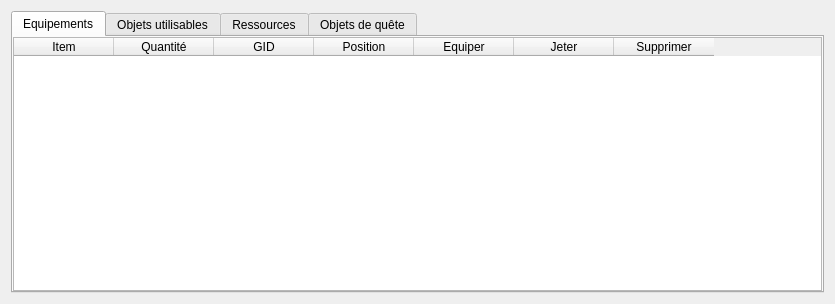
Above: BotDofus/src/gui/main/forms/inventoryform.ui from josuesavy/BotDofus before the change. Below: the same form after it.
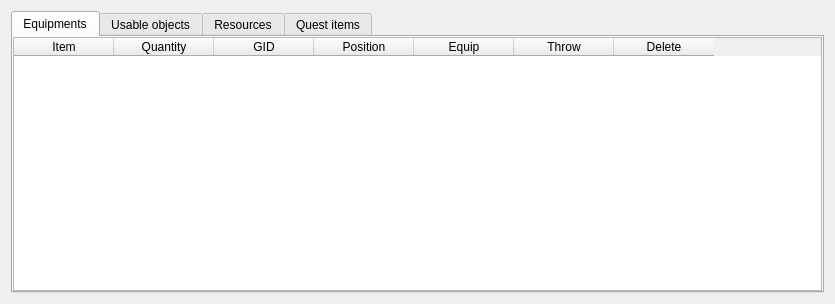
That is the form after the change. Icons and pictures are not drawn.

The edit to the form file:
```diff
--- a/BotDofus/src/gui/main/forms/inventoryform.ui
+++ b/BotDofus/src/gui/main/forms/inventoryform.ui
@@ -30,7 +30,7 @@
         <normaloff>:/icons/sword_16px.ico</normaloff>:/icons/sword_16px.ico</iconset>
       </attribute>
       <attribute name="title">
-       <string>Equipements</string>
+       <string>Equipments</string>
       </attribute>
       <layout class="QGridLayout" name="gridLayout_14">
        <property name="leftMargin">
@@ -75,7 +75,7 @@
          </column>
          <column>
           <property name="text">
-           <string>Quantité</string>
+           <string>Quantity</string>
           </property>
          </column>
          <column>
@@ -90,17 +90,17 @@
          </column>
          <column>
           <property name="text">
-           <string>Equiper</string>
+           <string>Equip</string>
           </property>
          </column>
          <column>
           <property name="text">
-           <string>Jeter</string>
+           <string>Throw</string>
           </property>
          </column>
          <column>
           <property name="text">
-           <string>Supprimer</string>
+           <string>Delete</string>
           </property>
          </column>
         </widget>
@@ -113,7 +113,7 @@
         <normaloff>:/icons/flask_16px.ico</normaloff>:/icons/flask_16px.ico</iconset>
       </attribute>
       <attribute name="title">
-       <string>Objets utilisables</string>
+       <string>Usable objects</string>
       </attribute>
       <layout class="QGridLayout" name="gridLayout_2">
        <property name="leftMargin">
@@ -191,7 +191,7 @@
         <normaloff>:/icons/apple_16px.ico</normaloff>:/icons/apple_16px.ico</iconset>
       </attribute>
       <attribute name="title">
-       <string>Ressources</string>
+       <string>Resources</string>
       </attribute>
       <layout class="QGridLayout" name="gridLayout_3">
        <property name="leftMargin">
@@ -264,7 +264,7 @@
         <normaloff>:/icons/key_16px.ico</normaloff>:/icons/key_16px.ico</iconset>
       </attribute>
       <attribute name="title">
-       <string>Objets de quête</string>
+       <string>Quest items</string>
       </attribute>
       <layout class="QGridLayout" name="gridLayout_4">
        <property name="leftMargin">
```
Left out of the diff: 16 changed lines with no effect on the pictures.
